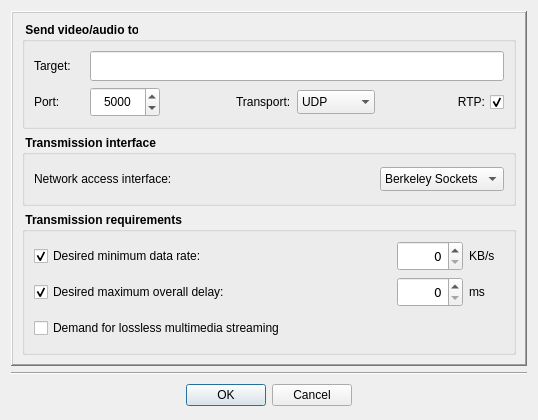
Homer-Conferencing/Homer-Conferencing, file Homer/forms/Dialogs/AddNetworkSinkDialog.ui: the form before one commit.
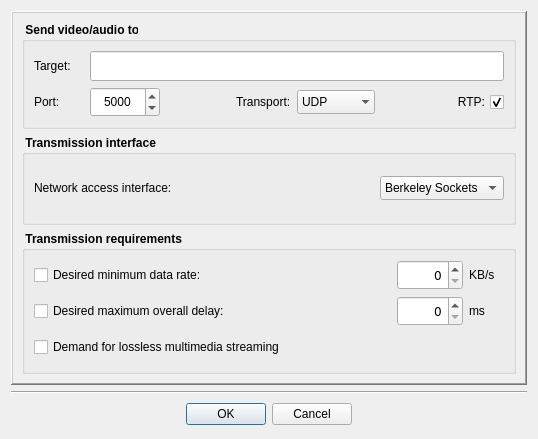
The form after the commit. Icons and pictures are not drawn.

Patch:
```diff
--- a/Homer/forms/Dialogs/AddNetworkSinkDialog.ui
+++ b/Homer/forms/Dialogs/AddNetworkSinkDialog.ui
@@ -7,7 +7,7 @@
     <x>0</x>
     <y>0</y>
     <width>538</width>
-    <height>407</height>
+    <height>439</height>
    </rect>
   </property>
   <property name="sizePolicy">
@@ -344,7 +344,7 @@
               <string>Desired minimum data rate:</string>
              </property>
              <property name="checked">
-              <bool>true</bool>
+              <bool>false</bool>
              </property>
             </widget>
            </item>
@@ -449,7 +449,7 @@
               <string>Desired maximum overall delay:</string>
              </property>
              <property name="checked">
-              <bool>true</bool>
+              <bool>false</bool>
              </property>
             </widget>
            </item>
```
